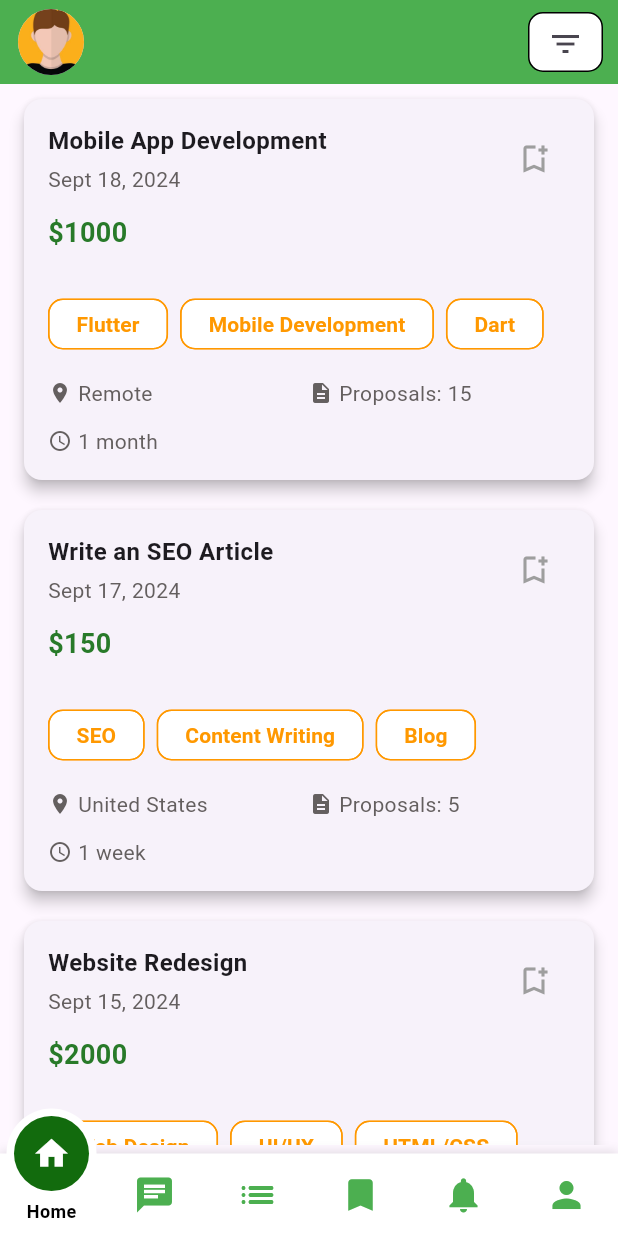
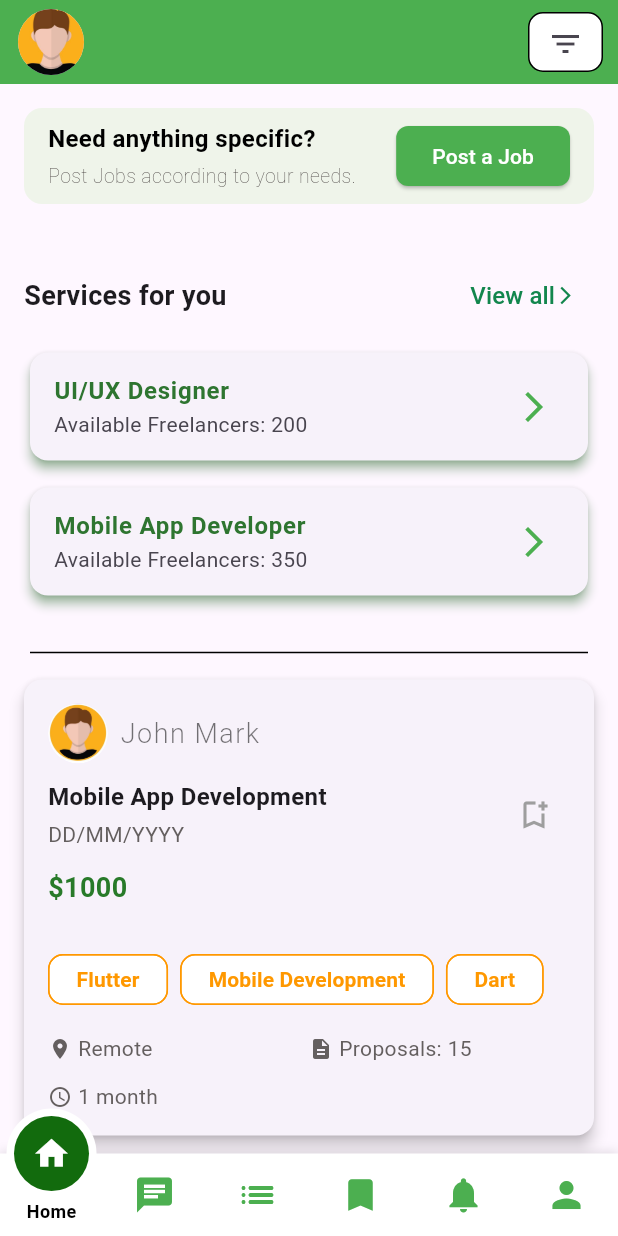
Before and after one commit to farahhossam2004/FreeLance_App, a Flutter app: the HomeScreen screen opened directly, on a phone screen of 412 x 824 dp. Run offline on Flutter 3.47's test engine with Material 3 defaults, Android fonts, the phone set to English and light mode, and no system bars; our stand-ins replace motion_tab_bar.

Commit message:
base of client home

```diff
--- a/lib/models/job_model.dart
+++ b/lib/models/job_model.dart
@@ -2,23 +2,23 @@ class JobModel {
   final String title;
   final String description;
   final String budget;
-  final String date;
+  // final String date;
   final List<String> tags;
   final String location;
   final String duration;
-  final int noOfPropsals;
-  final bool isVerified;
+  final int? noOfPropsals;
   final String jobType;
+  final String clientName;
 
   JobModel(
       {required this.title,
       required this.description,
       required this.budget,
-      required this.date,
+
       required this.tags,
       required this.location,
       required this.duration,
-      required this.noOfPropsals,
-      required this.isVerified,
-      required this.jobType});
+      this.noOfPropsals = 0,
+      required this.jobType,
+      required this.clientName});
 }
--- a/lib/views/home.dart
+++ b/lib/views/home.dart
@@ -7,7 +7,6 @@ import 'package:freelance_app/views/profile.dart';
 import 'package:freelance_app/views/wall.dart';
 import 'package:freelance_app/widgets/bottom_nav_bar.dart';
 import 'package:freelance_app/widgets/filter_drawer.dart';
-
 
 class HomeScreen extends StatefulWidget {
   const HomeScreen({super.key});
@@ -20,7 +19,7 @@ class _HomeScreenState extends State<HomeScreen> {
   int _selectedScreenIndex = 0;
 
   final List<Widget> _screens = [
-    WallPage(),
+    WallPage(),           // Home page
     ChatScreen(),
     JobsScreen(),
     BookmarkedJobsPage(),
@@ -49,7 +48,9 @@ class _HomeScreenState extends State<HomeScreen> {
             backgroundImage: AssetImage('assets/profile.jpeg'),
           ),
         ),
-        actions: [
+        // Conditionally show actions based on the selected screen
+        actions: _selectedScreenIndex == 0
+            ? [
                 Builder(
                   builder: (context) {
                     return Container(
@@ -68,12 +69,12 @@ class _HomeScreenState extends State<HomeScreen> {
                     );
                   },
                 ),
-        ],
+              ]
+            : [], // No actions for other pages
       ),
-      endDrawer: FilterDrawer(),
+      endDrawer: _selectedScreenIndex == 0 ? FilterDrawer() : null,
       body: _screens[_selectedScreenIndex],
-      bottomNavigationBar: BottomNavBar(onTabSelected: _onTabSelected)
-
+      bottomNavigationBar: BottomNavBar(onTabSelected: _onTabSelected),
     );
   }
 }
--- /dev/null
+++ b/lib/views/services_screen.dart
@@ -0,0 +1,50 @@
+import 'package:flutter/material.dart';
+import 'package:freelance_app/widgets/services_card.dart';
+
+class ServicesScreen extends StatelessWidget {
+  const ServicesScreen({super.key});
+
+  final List<Map<String, dynamic>> services = const [
+    {'title': 'UI/UX Designer', 'noOfFreelancers': 200},
+    {'title': 'Mobile App Developer', 'noOfFreelancers': 350},
+    {'title': 'Web Developer', 'noOfFreelancers': 150},
+    {'title': 'Data Scientist', 'noOfFreelancers': 100},
+    {'title': 'Graphic Designer', 'noOfFreelancers': 250},
+  ];
+
+  @override
+  Widget build(BuildContext context) {
+    return Scaffold(
+      appBar: AppBar(
+        title: const Text(
+          'Services',
+          style: TextStyle(fontWeight: FontWeight.bold, fontSize: 18),
+        ),
+      ),
+      body: Padding(
+        padding: const EdgeInsets.all(8.0),
+        child: Column(
+          mainAxisAlignment: MainAxisAlignment.start,
+          children: [
+            const Text(
+              'Avaliable Services',
+              style: TextStyle(fontWeight: FontWeight.bold, fontSize: 24, color: Colors.green),
+            ),
+            const SizedBox(
+              height: 10,
+            ),
+            Expanded(
+                child: ListView.builder(
+              itemCount: services.length,
+              itemBuilder: (context, index) {
+                final service = services[index];
+                return Padding(padding: const EdgeInsets.only(bottom: 10),
+                child: ServiceCard(title: service['title'], noOfFreelancers: service['noOfFreelancers']),);
+              },
+            ))
+          ],
+        ),
+      ),
+    );
+  }
+}
--- a/lib/views/wall.dart
+++ b/lib/views/wall.dart
@@ -2,160 +2,170 @@ import 'package:flutter/material.dart';
 import 'package:freelance_app/models/job_model.dart';
 import 'package:freelance_app/views/job_details_post.dart';
 import 'package:freelance_app/widgets/job_post.dart';
+import 'package:freelance_app/widgets/post_a_job_card.dart';
+import 'package:freelance_app/widgets/services_container.dart';
 
 class WallPage extends StatelessWidget {
-  WallPage({super.key});
+  const WallPage({super.key});
+
   @override
   Widget build(BuildContext context) {
-    return Column(
+    return Scaffold(
+      body: Column(
         children: [
+          const PostAJobCard(),
+          const SizedBox(height: 5),
           Expanded(
-              child: ListView.builder(
+            child: SingleChildScrollView(
+              child: Column(
+                children: [
+                  const ServicesForYou(),
+                  const Padding(
+                    padding: EdgeInsets.symmetric(horizontal: 20),
+                    child: Divider(
+                      color: Colors.black,
+                      thickness: 1,
+                    ),
+                  ),
+                  // Job posts list
+                  ListView.builder(
+                    shrinkWrap:
+                        true, // Necessary to prevent infinite height error
+                    physics:
+                        const NeverScrollableScrollPhysics(), // Disable internal scrolling for ListView
                     itemBuilder: (context, index) {
                       return GestureDetector(
                         onTap: () {
                           Navigator.push(
                             context,
                             MaterialPageRoute(
-                      builder: (context) => JobDetailsPost(job: jobs[index]),
+                              builder: (context) =>
+                                  JobDetailsPost(job: jobs[index]),
                             ),
                           );
                         },
-                child: Expanded(child: JobPost(job: jobs[index], isPostDetailed: false,)),
+                        child: JobPost(
+                          job: jobs[index],
+                          isPostDetailed: false,
+                        ),
                       );
                     },
                     itemCount: jobs.length,
-          )),
-          const SizedBox(
-            height: 6,
                   ),
                 ],
+              ),
+            ),
+          ),
+        ],
+      ),
     );
   }
+}
 
-
-
+// dah kolo hytmsah hygy mn l db
 
 final List<JobModel> jobs = [
   JobModel(
       title: 'Mobile App Development',
       description: 'Build a cross-platform mobile application using Flutter.',
       budget: '1000',
-    date: 'Sept 18, 2024',
       tags: ['Flutter', 'Mobile Development', 'Dart'],
       location: 'Remote',
       duration: '1 month',
       noOfPropsals: 15,
-    isVerified: true,
       jobType: 'Hourly',
-  ),
+      clientName: 'John Mark'),
   JobModel(
       title: 'Write an SEO Article',
-    description: 'Write a 1000-word article focused on SEO for a tech blog.',
+      description:
+          'Write a 1000-word article focused on SEO for a tech blog.Write a 1000-word article focused on SEO for a tech blog.Write a 1000-word article focused on SEO for a tech blog.Write a 1000-word article focused on SEO for a tech blog.Write a 1000-word article focused on SEO for a tech blog.Write a 1000-word article focused on SEO for a tech blog.',
       budget: '150',
-    date: 'Sept 17, 2024',
       tags: ['SEO', 'Content Writing', 'Blog'],
       location: 'United States',
       duration: '1 week',
       noOfPropsals: 5,
-    isVerified: true,
       jobType: 'Fixed',
-  ),
+      clientName: 'Alex Atlas'),
   JobModel(
       title: 'Website Redesign',
       description: 'Redesign a company website with a modern UI/UX.',
       budget: '2000',
-    date: 'Sept 15, 2024',
       tags: ['Web Design', 'UI/UX', 'HTML/CSS'],
       location: 'Germany',
       duration: '2 months',
       noOfPropsals: 8,
-    isVerified: false,
       jobType: 'Fixed',
-  ),
+      clientName: 'John Mark'),
   JobModel(
       title: 'Graphic Designer for Marketing Materials',
       description: 'Design brochures, banners, and other marketing materials.',
       budget: '500',
-    date: 'Sept 10, 2024',
       tags: ['Graphic Design', 'Marketing', 'Photoshop'],
       location: 'Canada',
       duration: '3 weeks',
       noOfPropsals: 3,
-    isVerified: true,
       jobType: 'Hourly',
-  ),
+      clientName: 'John Mark'),
   JobModel(
       title: 'Backend Developer for API Integration',
-    description: 'Integrate third-party APIs into an existing backend system.',
+      description:
+          'Integrate third-party APIs into an existing backend system.',
       budget: '1200',
-    date: 'Sept 8, 2024',
       tags: ['API', 'Backend Development', 'Node.js'],
       location: 'Remote',
       duration: '1 month',
       noOfPropsals: 10,
-    isVerified: true,
       jobType: 'Hourly',
-  ),
+      clientName: 'John Mark'),
   JobModel(
       title: 'E-commerce Platform Setup',
       description: 'Set up and customize an e-commerce platform using Shopify.',
       budget: '1500',
-    date: 'Sept 12, 2024',
       tags: ['Shopify', 'E-commerce', 'Customization'],
       location: 'United Kingdom',
       duration: '1 month',
       noOfPropsals: 6,
-    isVerified: false,
       jobType: 'Fixed',
-  ),
+      clientName: 'John Mark'),
   JobModel(
       title: 'Video Editor for YouTube Channel',
       description: 'Edit and produce 5 YouTube videos per week.',
       budget: '300',
-    date: 'Sept 16, 2024',
       tags: ['Video Editing', 'YouTube', 'Premiere Pro'],
       location: 'Remote',
       duration: 'Ongoing',
       noOfPropsals: 12,
-    isVerified: true,
       jobType: 'Hourly',
-  ),
+      clientName: 'John Mark'),
   JobModel(
       title: 'Logo Design for Startup',
       description: 'Design a creative and unique logo for a new startup.',
       budget: '100',
-    date: 'Sept 14, 2024',
       tags: ['Logo Design', 'Graphic Design', 'Branding'],
       location: 'Australia',
       duration: '1 week',
       noOfPropsals: 20,
-    isVerified: true,
       jobType: 'Fixed',
-  ),
+      clientName: 'John Mark'),
   JobModel(
       title: 'Social Media Manager',
-    description: 'Manage social media accounts and create content for marketing.',
+      description:
+          'Manage social media accounts and create content for marketing.',
       budget: '800',
-    date: 'Sept 13, 2024',
       tags: ['Social Media', 'Marketing', 'Content Creation'],
       location: 'Remote',
       duration: '2 months',
       noOfPropsals: 7,
-    isVerified: false,
       jobType: 'Hourly',
-  ),
+      clientName: 'John Mark'),
   JobModel(
       title: 'Translation of Legal Documents',
       description: 'Translate legal documents from English to Spanish.',
       budget: '400',
-    date: 'Sept 9, 2024',
       tags: ['Translation', 'Legal', 'Spanish'],
       location: 'Mexico',
       duration: '1 week',
       noOfPropsals: 4,
-    isVerified: true,
       jobType: 'Fixed',
-  ),
+      clientName: 'John Mark'),
 ];
-}
--- a/lib/widgets/job_post.dart
+++ b/lib/widgets/job_post.dart
@@ -2,9 +2,9 @@ import 'package:flutter/material.dart';
 import 'package:freelance_app/models/job_model.dart';
 
 class JobPost extends StatelessWidget {
-  JobPost({super.key, required this.job, required this.isPostDetailed});
+  const JobPost({super.key, required this.job, required this.isPostDetailed});
   final JobModel job;
-  bool isPostDetailed;
+  final bool isPostDetailed;
 
   @override
   Widget build(BuildContext context) {
@@ -19,6 +19,30 @@ class JobPost extends StatelessWidget {
         child: Column(
           crossAxisAlignment: CrossAxisAlignment.start,
           children: [
+            Row(
+              mainAxisAlignment: MainAxisAlignment.start,
+              children: [
+                const CircleAvatar(
+                  backgroundImage: AssetImage('assets/profile.jpeg'),
+                ),
+                const SizedBox(
+                  width: 8,
+                ),
+                Text(
+                  job.clientName,
+                  style: const TextStyle(
+                    fontSize: 18,
+                    fontWeight: FontWeight.w300,
+                    color: Colors.black54,
+                    letterSpacing: 1.0,
+                    fontFamily: 'Roboto',
+                  ),
+                )
+              ],
+            ),
+            const SizedBox(
+              height: 10,
+            ),
             // Job Title, Date and Mandatory/Not Mandatory
             Row(
               mainAxisAlignment: MainAxisAlignment.spaceBetween,
@@ -34,22 +58,22 @@ class JobPost extends StatelessWidget {
                             : 2, // Set maxLines to null if detailed
                         overflow: isPostDetailed
                             ? null
-                              : TextOverflow
-                                  .ellipsis, // No overflow if detailed
+                            : TextOverflow.ellipsis, // No overflow if detailed
                         style: const TextStyle(
                           fontWeight: FontWeight.bold,
                           fontSize: 16,
                         ),
                       ),
                       const SizedBox(height: 4),
-                        Row(
+                      const Row(
                         children: [
                           Text(
-                              job.date,
-                              style: const TextStyle(
-                                  color: Color.fromARGB(255, 100, 95, 95)),
+                            'DD/MM/YYYY',
+                            style: TextStyle(
+                              color: Color.fromARGB(255, 100, 95, 95),
                             ),
-                            const SizedBox(width: 4),
+                          ),
+                          SizedBox(width: 4),
                         ],
                       ),
                     ],
@@ -76,15 +100,19 @@ class JobPost extends StatelessWidget {
                     ),
                   ),
                 ),
-                  const SizedBox(height: 8),
-
-
+                const SizedBox(width: 8),
               ],
             ),
             const SizedBox(height: 12),
-              if(isPostDetailed)
-                    Text(job.description, style: TextStyle(color: const Color.fromARGB(255, 103, 99, 99), fontSize: 16)),
-              const SizedBox(height: 12,),
+            if (isPostDetailed)
+              Text(
+                job.description,
+                style: const TextStyle(
+                  color: Color.fromARGB(255, 103, 99, 99),
+                  fontSize: 16,
+                ),
+              ),
+            const SizedBox(height: 12),
             // Tags (Skills)
             Wrap(
               runSpacing: 4,
@@ -99,7 +127,8 @@ class JobPost extends StatelessWidget {
                   backgroundColor: const Color.fromARGB(255, 255, 255, 255),
                   shape: RoundedRectangleBorder(
                     borderRadius: BorderRadius.circular(10),
-                        side: const BorderSide(color: Colors.orange, width: 1)),
+                    side: const BorderSide(color: Colors.orange, width: 1),
+                  ),
                   elevation: 3,
                   padding:
                       const EdgeInsets.symmetric(horizontal: 10, vertical: 4),
@@ -121,7 +150,7 @@ class JobPost extends StatelessWidget {
                         job.location,
                         style: const TextStyle(
                             color: Color.fromARGB(255, 100, 95, 95)),
-                        )
+                      ),
                     ],
                   ),
                 ),
@@ -146,15 +175,16 @@ class JobPost extends StatelessWidget {
                 const Icon(Icons.access_time,
                     size: 16, color: Color.fromARGB(255, 100, 95, 95)),
                 const SizedBox(width: 4),
-                  Text(job.duration,
-                      style: const TextStyle(
-                          color: Color.fromARGB(255, 100, 95, 95))),
+                Text(
+                  job.duration,
+                  style:
+                      const TextStyle(color: Color.fromARGB(255, 100, 95, 95)),
+                ),
               ],
             ),
           ],
         ),
       ),
-
     );
   }
 }
--- /dev/null
+++ b/lib/widgets/post_a_job_card.dart
@@ -0,0 +1,65 @@
+import 'package:flutter/material.dart';
+import 'package:freelance_app/views/post_a_job.dart';
+
+class PostAJobCard extends StatelessWidget {
+  const PostAJobCard({super.key});
+
+  @override
+  Widget build(BuildContext context) {
+    return Card(
+      color: const Color.fromARGB(232, 237, 244, 232),
+      elevation: 0,
+      margin: const EdgeInsets.all(16),
+      shape: RoundedRectangleBorder(
+        borderRadius: BorderRadius.circular(12),
+      ),
+      child: Padding(
+        padding: const EdgeInsets.symmetric(horizontal: 16, vertical: 8),
+        child: Row(
+          mainAxisAlignment: MainAxisAlignment.spaceBetween,
+          children: [
+            const Expanded(
+              child: Column(
+                crossAxisAlignment: CrossAxisAlignment.start,
+                children: [
+                  Text(
+                    'Need anything specific?',
+                    style: TextStyle(
+                        fontSize: 16,
+                        fontWeight: FontWeight.bold,
+                        color: Colors.black),
+                  ),
+                  SizedBox(
+                    height: 4,
+                  ),
+                  Text(
+                    'Post Jobs according to your needs.',
+                    style: TextStyle(
+                        fontSize: 13,
+                        fontWeight: FontWeight.w200,
+                        color: Color.fromARGB(255, 55, 48, 48)),
+                  ),
+                ],
+              ),
+            ),
+            ElevatedButton(
+              onPressed: () {
+                Navigator.push(
+                    context,
+                    MaterialPageRoute(
+                        builder: (context) => const PostAJobScreen()));
+              },
+              style: ElevatedButton.styleFrom(
+                  backgroundColor: Colors.green,
+                  foregroundColor: Colors.white,
+                  shape: RoundedRectangleBorder(
+                    borderRadius: BorderRadius.circular(8),
+                  )),
+              child: const Text('Post a Job'),
+            )
+          ],
+        ),
+      ),
+    );
+  }
+}
--- /dev/null
+++ b/lib/widgets/services_card.dart
@@ -0,0 +1,24 @@
+import 'package:flutter/material.dart';
+
+class ServiceCard extends StatelessWidget {
+  const ServiceCard({super.key, required this.title, required this.noOfFreelancers});
+  final String title;
+  final int noOfFreelancers;
+  @override
+  Widget build(context) {
+    return Card(
+      shadowColor: Colors.green,
+      elevation: 3,
+      shape: RoundedRectangleBorder(borderRadius: BorderRadius.circular(12)),
+      child: ListTile(
+        title: Text(title, style: const TextStyle(
+          fontWeight: FontWeight.bold,
+          color: Color.fromARGB(255, 46, 117, 48)
+        ),),
+        subtitle: Text('Available Freelancers: $noOfFreelancers'),
+        trailing: const Icon(Icons.arrow_forward_ios, color: Colors.green,),
+        onTap: (){},
+      ),
+    );
+  }
+}
--- /dev/null
+++ b/lib/widgets/services_container.dart
@@ -0,0 +1,65 @@
+import 'package:flutter/material.dart';
+import 'package:freelance_app/views/services_screen.dart';
+import 'package:freelance_app/widgets/services_card.dart';
+
+class ServicesForYou extends StatelessWidget {
+  const ServicesForYou({super.key});
+
+  @override
+  Widget build(BuildContext context) {
+    return Padding(
+      padding: const EdgeInsets.all(16),
+      child: Column(
+        crossAxisAlignment: CrossAxisAlignment.start,
+        children: [
+          Row(
+            mainAxisAlignment: MainAxisAlignment.spaceBetween,
+            children: [
+              const Text(
+                'Services for you',
+                style: TextStyle(
+                  fontWeight: FontWeight.bold,
+                  fontSize: 18,
+                ),
+              ),
+              TextButton(
+                  onPressed: () {
+                    Navigator.push(
+                        context,
+                        MaterialPageRoute(
+                            builder: (context) => const ServicesScreen()));
+                  },
+                  child: const Row(
+                    children: [
+                      Text(
+                        'View all',
+                        style: TextStyle(
+                            color: Color.fromARGB(255, 18, 134, 77),
+                            fontSize: 16),
+                      ),
+                      Icon(Icons.arrow_forward_ios,
+                          size: 14, color: Color.fromARGB(255, 18, 134, 77)),
+                    ],
+                  ))
+            ],
+          ),
+          const SizedBox(
+            height: 10,
+          ),
+          Container(
+              height: 180,
+              child: ListView(
+                children: const [
+                  ServiceCard(title: 'UI/UX Designer', noOfFreelancers: 200),
+                  SizedBox(
+                    height: 10,
+                  ),
+                  ServiceCard(
+                      title: 'Mobile App Developer', noOfFreelancers: 350)
+                ],
+              ))
+        ],
+      ),
+    );
+  }
+}
```
Also changed, not shown: lib/views/job_details_post.dart (+67 -19 lines), lib/views/post_a_job.dart (added, +96 -0 lines), assets/profile2.jpg (added), assets/profile2.png (added). Lines whose indentation alone changed are shown as unchanged.
